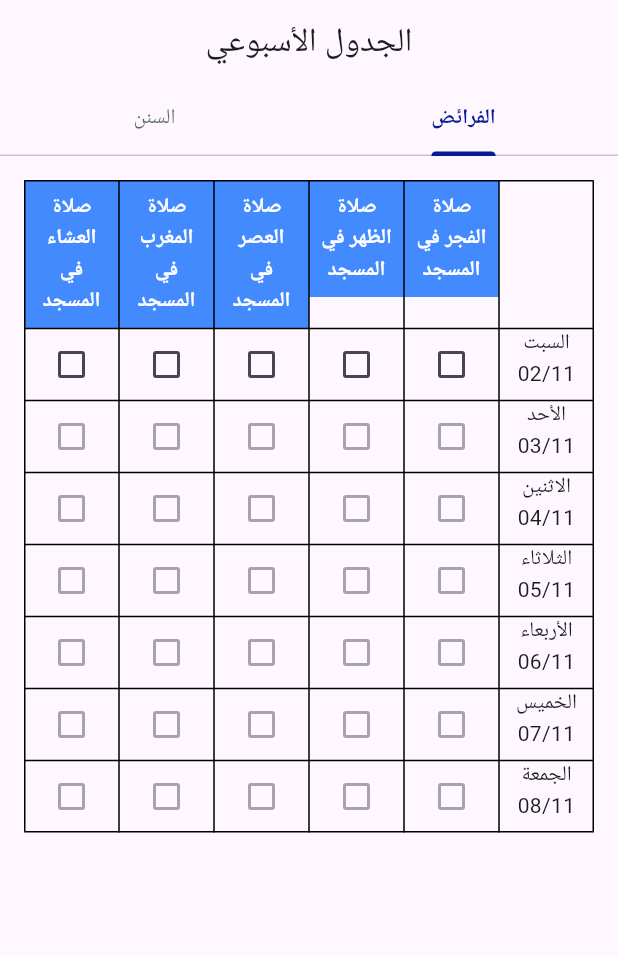
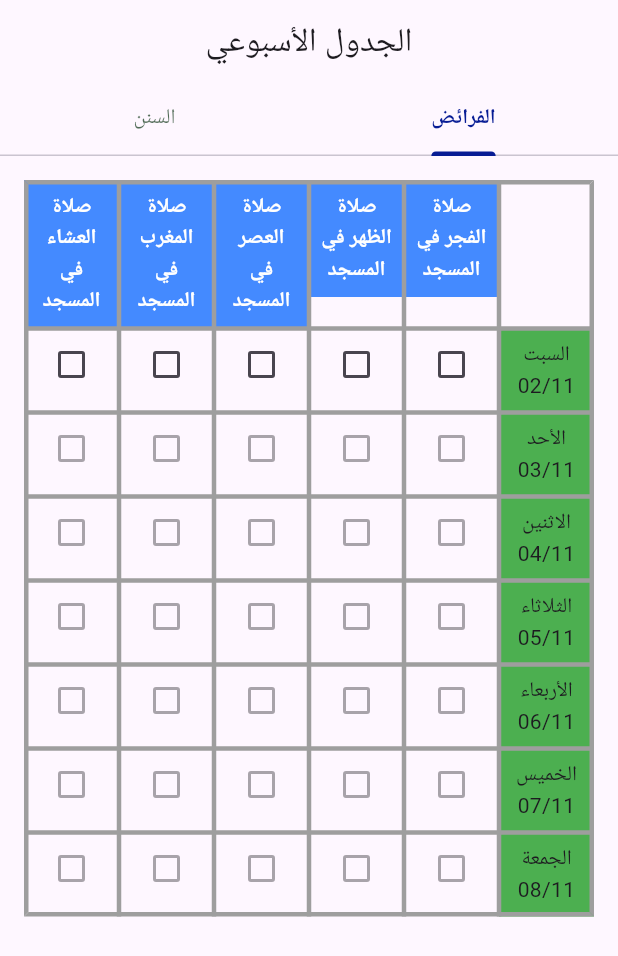
Before and after one commit to hmada2024/observer, a Flutter app: the screen it shows after launch, on a phone screen of 412 x 824 dp. Shown: the top 956 px of the screen. Run offline on Flutter 3.47's test engine with Material 3 defaults, Android fonts, the phone set to English and light mode, and no system bars; our stand-ins replace get, shared_preferences.

Commit message:
Changed lines thickness

```diff
--- a/lib/pages/weekly_task_schedule.dart
+++ b/lib/pages/weekly_task_schedule.dart
@@ -57,7 +57,10 @@ class WeeklyTaskSchedule extends StatelessWidget {
         return Padding(
           padding: const EdgeInsets.all(16.0),
           child: Table(
-            border: TableBorder.all(),
+            border: TableBorder.all(
+              color: Colors.grey,
+              width: 3.0,
+            ),
             children: [
               TableRow(
                 children: [
@@ -79,12 +82,16 @@ class WeeklyTaskSchedule extends StatelessWidget {
               for (int j = 0; j < 7; j++)
                 TableRow(
                   children: [
-                    Center(
-                      child: Column(
-                        children: [
-                          Text(daysOfWeek[j], textAlign: TextAlign.center),
-                          Text(intl.DateFormat('dd/MM').format(weekDates[j]), textAlign: TextAlign.center),
-                        ],
+                    Container(
+                      decoration: BoxDecoration(color: Colors.green),
+                      padding: EdgeInsets.all(8.0),
+                      child: Center(
+                        child: Column(
+                          children: [
+                            Text(daysOfWeek[j], textAlign: TextAlign.center),
+                            Text(intl.DateFormat('dd/MM').format(weekDates[j]), textAlign: TextAlign.center),
+                          ],
+                        ),
                       ),
                     ),
                     for (int i = 0; i < tasks.length; i++)
```
